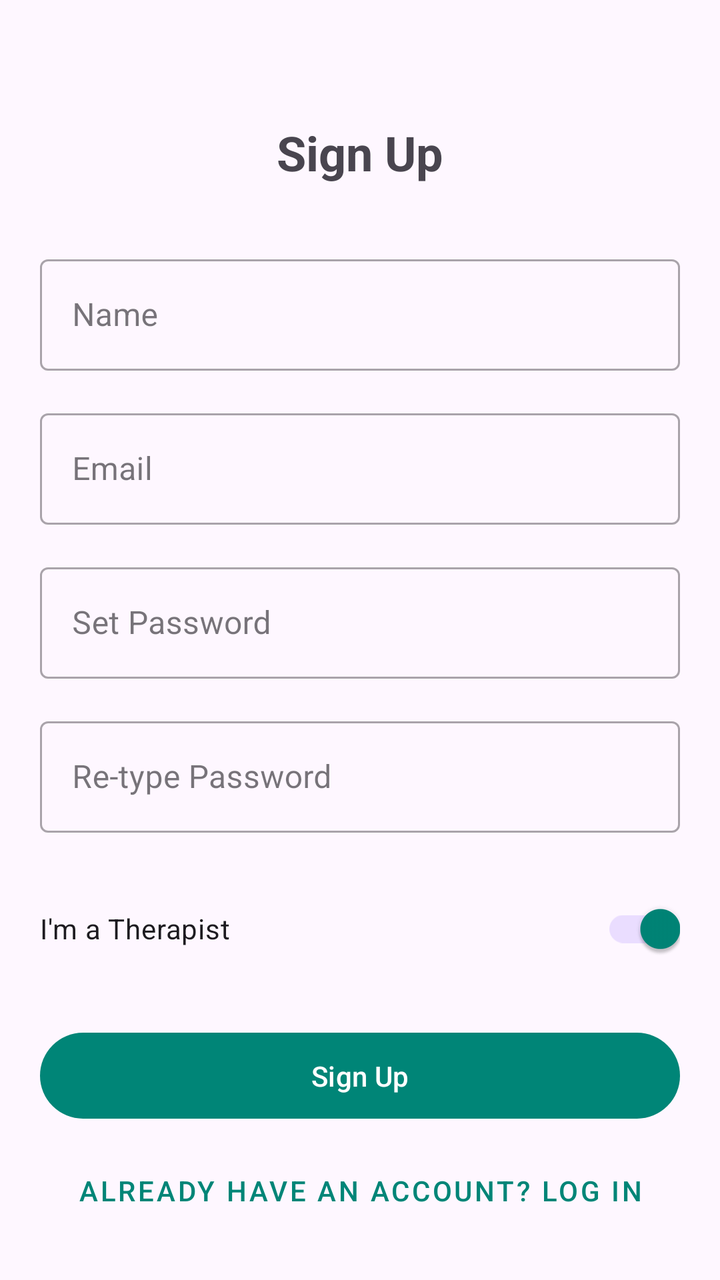
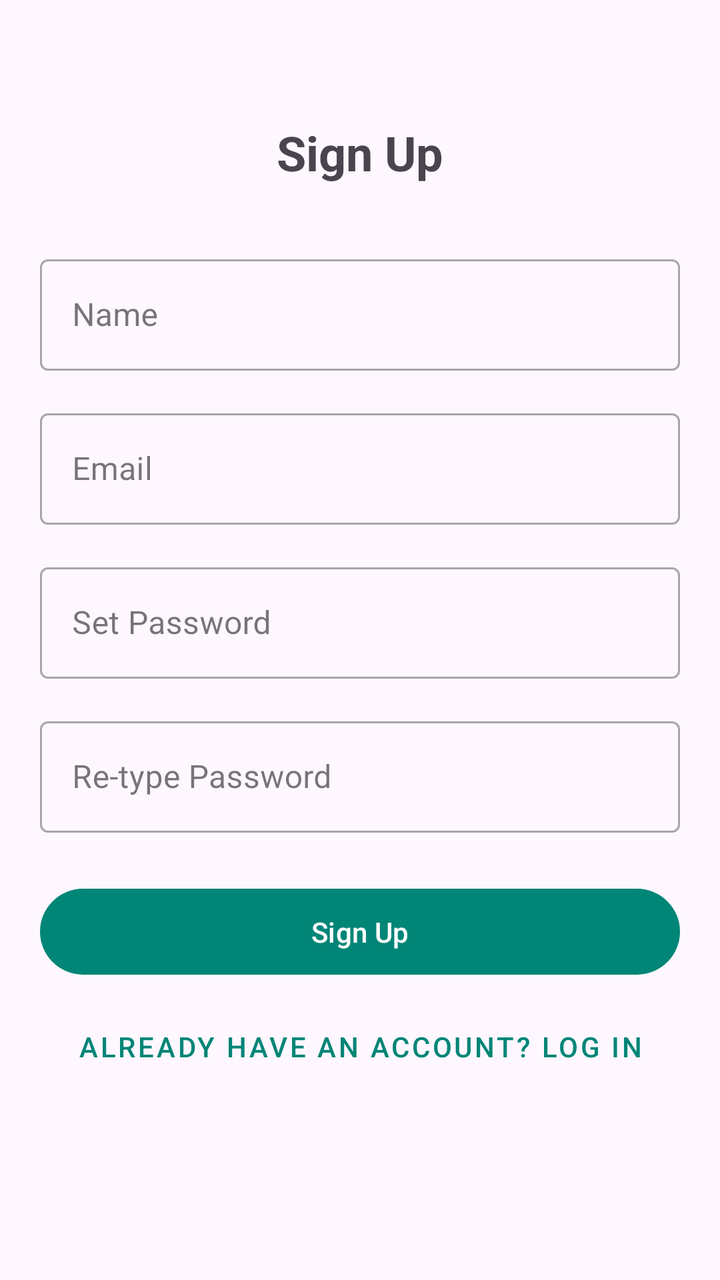

Screens rendered from an Android XML layout before and after an edit, with the pre-edit source and the edit as a unified diff.
<!-- AndroidManifest.xml: application theme AppTheme -->
<!-- res/layout/fragment_register.xml -->
<?xml version="1.0" encoding="utf-8"?>
<layout xmlns:android="http://schemas.android.com/apk/res/android"
    xmlns:app="http://schemas.android.com/apk/res-auto"
    xmlns:tools="http://schemas.android.com/tools">

    <androidx.constraintlayout.widget.ConstraintLayout
        android:layout_width="match_parent"
        android:layout_height="match_parent"
        tools:context="net.abaresults.progresspath.view.home.HomeFragment">

        <ScrollView
            android:layout_width="match_parent"
            android:layout_height="match_parent">

            <LinearLayout
                android:layout_width="match_parent"
                android:layout_height="wrap_content"
                android:orientation="vertical">

                <TextView
                    android:id="@+id/errorTextView"
                    android:layout_width="wrap_content"
                    android:layout_height="wrap_content"
                    android:text=""
                    android:textColor="#ff0000"
                    android:textSize="18sp"
                    android:visibility="gone"
                    app:layout_constraintEnd_toEndOf="parent"
                    app:layout_constraintStart_toStartOf="parent"
                    app:layout_constraintTop_toTopOf="parent"
                    android:layout_marginTop="20dp"
                    android:layout_marginHorizontal="20dp"
                    />

                <TextView
                    android:id="@+id/titleTextView"
                    android:layout_width="wrap_content"
                    android:layout_height="wrap_content"
                    android:text="Sign Up"
                    android:textSize="24sp"
                    android:textStyle="bold"
                    android:layout_marginTop="60dp"
                    android:layout_marginHorizontal="20dp"
                    android:layout_gravity="center"
                    />

                <com.google.android.material.textfield.TextInputLayout
                    android:id="@+id/nameInputLayout"
                    style="@style/Widget.MaterialComponents.TextInputLayout.OutlinedBox"
                    android:layout_width="match_parent"
                    android:layout_height="wrap_content"
                    android:hint="Name"
                    android:layout_marginTop="32dp"
                    android:layout_marginHorizontal="20dp">

                    <com.google.android.material.textfield.TextInputEditText
                        android:id="@+id/nameEditText"
                        android:layout_width="match_parent"
                        android:layout_height="wrap_content"
                        android:inputType="textPersonName" />
                </com.google.android.material.textfield.TextInputLayout>

                <com.google.android.material.textfield.TextInputLayout
                    android:id="@+id/emailInputLayout"
                    style="@style/Widget.MaterialComponents.TextInputLayout.OutlinedBox"
                    android:layout_width="match_parent"
                    android:layout_height="wrap_content"
                    android:hint="Email"
                    android:layout_marginTop="16dp"
                    android:layout_marginHorizontal="20dp">

                    <com.google.android.material.textfield.TextInputEditText
                        android:id="@+id/emailEditText"
                        android:layout_width="match_parent"
                        android:layout_height="wrap_content"
                        android:inputType="textEmailAddress" />
                </com.google.android.material.textfield.TextInputLayout>

                <com.google.android.material.textfield.TextInputLayout
                    android:id="@+id/passwordInputLayout"
                    style="@style/Widget.MaterialComponents.TextInputLayout.OutlinedBox"
                    android:layout_width="match_parent"
                    android:layout_height="wrap_content"
                    android:hint="Set Password"
                    android:layout_marginTop="16dp"
                    android:layout_marginHorizontal="20dp">

                    <com.google.android.material.textfield.TextInputEditText
                        android:id="@+id/passwordEditText"
                        android:layout_width="match_parent"
                        android:layout_height="wrap_content" />
                </com.google.android.material.textfield.TextInputLayout>

                <com.google.android.material.textfield.TextInputLayout
                    android:id="@+id/confirmPasswordInputLayout"
                    style="@style/Widget.MaterialComponents.TextInputLayout.OutlinedBox"
                    android:layout_width="match_parent"
                    android:layout_height="wrap_content"
                    android:hint="Re-type Password"
                    android:layout_marginTop="16dp"
                    android:layout_marginHorizontal="20dp">

                    <com.google.android.material.textfield.TextInputEditText
                        android:id="@+id/confirmPasswordEditText"
                        android:layout_width="match_parent"
                        android:layout_height="wrap_content" />
                </com.google.android.material.textfield.TextInputLayout>

                <androidx.constraintlayout.widget.ConstraintLayout
                    android:id="@+id/userTypeSwitchContainer"
                    android:layout_width="match_parent"
                    android:layout_height="wrap_content"
                    android:layout_marginTop="24dp"
                    android:layout_marginHorizontal="20dp">

                    <com.google.android.material.switchmaterial.SwitchMaterial
                        android:id="@+id/userTypeSwitch"
                        android:layout_width="0dp"
                        android:layout_height="wrap_content"
                        android:checked="true"
                        android:text="@string/register_user_type_therapist_label"
                        android:textAppearance="?attr/textAppearanceBodyMedium"
                        app:layout_constraintBottom_toBottomOf="parent"
                        app:layout_constraintEnd_toEndOf="parent"
                        app:layout_constraintStart_toStartOf="parent"
                        app:layout_constraintTop_toTopOf="parent" />

                    <TextView
                        android:id="@+id/invitedTextView"
                        android:layout_width="0dp"
                        android:layout_height="wrap_content"
                        android:layout_marginTop="24dp"
                        android:text="@string/register_invited_therapist"
                        android:textAppearance="?attr/textAppearanceBodyMedium"
                        app:layout_constraintEnd_toEndOf="parent"
                        app:layout_constraintStart_toStartOf="parent"
                        app:layout_constraintTop_toTopOf="parent"
                        app:layout_constraintBottom_toBottomOf="parent"
                        android:visibility="gone" />
                </androidx.constraintlayout.widget.ConstraintLayout>

                <com.google.android.material.button.MaterialButton
                    android:id="@+id/signUpButton"
                    android:layout_width="match_parent"
                    android:layout_height="wrap_content"
                    android:padding="12dp"
                    android:text="Sign Up"
                    android:layout_marginTop="24dp"
                    android:layout_marginHorizontal="20dp" />

                <com.google.android.material.button.MaterialButton
                    android:id="@+id/loginButton"
                    style="@style/Widget.MaterialComponents.Button.TextButton"
                    android:layout_width="wrap_content"
                    android:layout_height="wrap_content"
                    android:text="Already have an account? Log In"
                    android:layout_gravity="center"
                    android:layout_marginTop="8dp"
                    android:layout_marginHorizontal="20dp"/>
            </LinearLayout>
        </ScrollView>

        
        <include
            android:id="@+id/loadingViewInclude"
            layout="@layout/view_loading"
            android:layout_width="match_parent"
            android:layout_height="match_parent"
            app:layout_constraintBottom_toBottomOf="parent"
            app:layout_constraintEnd_toEndOf="parent"
            app:layout_constraintStart_toStartOf="parent"
            app:layout_constraintTop_toTopOf="parent" />

    </androidx.constraintlayout.widget.ConstraintLayout>
</layout>
<!-- res/layout/view_loading.xml (included above) -->
<?xml version="1.0" encoding="utf-8"?>
<androidx.constraintlayout.widget.ConstraintLayout xmlns:android="http://schemas.android.com/apk/res/android"
    android:layout_width="match_parent"
    android:layout_height="match_parent">
    <LinearLayout
        android:id="@+id/loading_view"
        android:layout_width="match_parent"
        android:layout_height="match_parent"
        android:gravity="center"
        android:orientation="vertical"
        android:visibility="gone"
        android:background="#ccffffff"
        >

        <ProgressBar
            android:layout_width="wrap_content"
            android:layout_height="wrap_content" />
    </LinearLayout>
</androidx.constraintlayout.widget.ConstraintLayout>
<!-- resources referenced by this layout -->
<resources>
  <string name="register_invited_therapist">You are a Therapist, invited by &lt;b&gt;%s&lt;/b&gt;</string>
  <string name="register_user_type_therapist_label">I\'m a Therapist</string>
  <style name="AppTheme" parent="Theme.Material3.DayNight.NoActionBar">
          
          <item name="colorPrimary">@color/colorPrimary</item>
          <item name="colorPrimaryDark">@color/colorPrimaryDark</item>
          <item name="colorAccent">@color/colorAccent</item>
      </style>
  <color name="colorPrimary">#008577</color>
  <color name="colorPrimaryDark">#00574B</color>
  <color name="colorAccent">#D81B60</color>
</resources>

<!-- the commit's change to res/layout/fragment_register.xml (unified diff, before → after) -->
@@ -6,7 +6,7 @@
     <androidx.constraintlayout.widget.ConstraintLayout
         android:layout_width="match_parent"
         android:layout_height="match_parent"
-        tools:context="net.abaresults.progresspath.view.home.HomeFragment">
+        tools:context="app.springdata.coordinator.view.home.HomeFragment">
 
         <ScrollView
             android:layout_width="match_parent"
@@ -106,39 +106,6 @@
                         android:layout_height="wrap_content" />
                 </com.google.android.material.textfield.TextInputLayout>
 
-                <androidx.constraintlayout.widget.ConstraintLayout
-                    android:id="@+id/userTypeSwitchContainer"
-                    android:layout_width="match_parent"
-                    android:layout_height="wrap_content"
-                    android:layout_marginTop="24dp"
-                    android:layout_marginHorizontal="20dp">
-
-                    <com.google.android.material.switchmaterial.SwitchMaterial
-                        android:id="@+id/userTypeSwitch"
-                        android:layout_width="0dp"
-                        android:layout_height="wrap_content"
-                        android:checked="true"
-                        android:text="@string/register_user_type_therapist_label"
-                        android:textAppearance="?attr/textAppearanceBodyMedium"
-                        app:layout_constraintBottom_toBottomOf="parent"
-                        app:layout_constraintEnd_toEndOf="parent"
-                        app:layout_constraintStart_toStartOf="parent"
-                        app:layout_constraintTop_toTopOf="parent" />
-
-                    <TextView
-                        android:id="@+id/invitedTextView"
-                        android:layout_width="0dp"
-                        android:layout_height="wrap_content"
-                        android:layout_marginTop="24dp"
-                        android:text="@string/register_invited_therapist"
-                        android:textAppearance="?attr/textAppearanceBodyMedium"
-                        app:layout_constraintEnd_toEndOf="parent"
-                        app:layout_constraintStart_toStartOf="parent"
-                        app:layout_constraintTop_toTopOf="parent"
-                        app:layout_constraintBottom_toBottomOf="parent"
-                        android:visibility="gone" />
-                </androidx.constraintlayout.widget.ConstraintLayout>
-
                 <com.google.android.material.button.MaterialButton
                     android:id="@+id/signUpButton"
                     android:layout_width="match_parent"
<!-- resource entries referenced after the edit -->
@@ -1,7 +1,5 @@
 <!-- resources referenced by this layout -->
 <resources>
-  <string name="register_invited_therapist">You are a Therapist, invited by &lt;b&gt;%s&lt;/b&gt;</string>
-  <string name="register_user_type_therapist_label">I\'m a Therapist</string>
   <style name="AppTheme" parent="Theme.Material3.DayNight.NoActionBar">
           
           <item name="colorPrimary">@color/colorPrimary</item>
